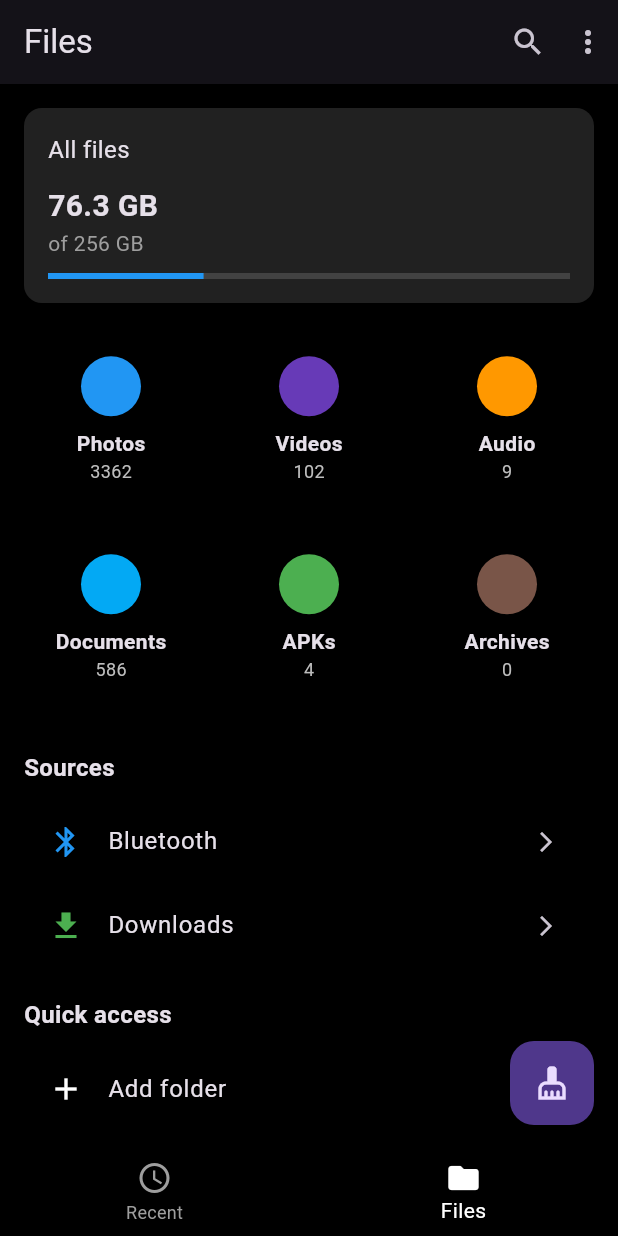
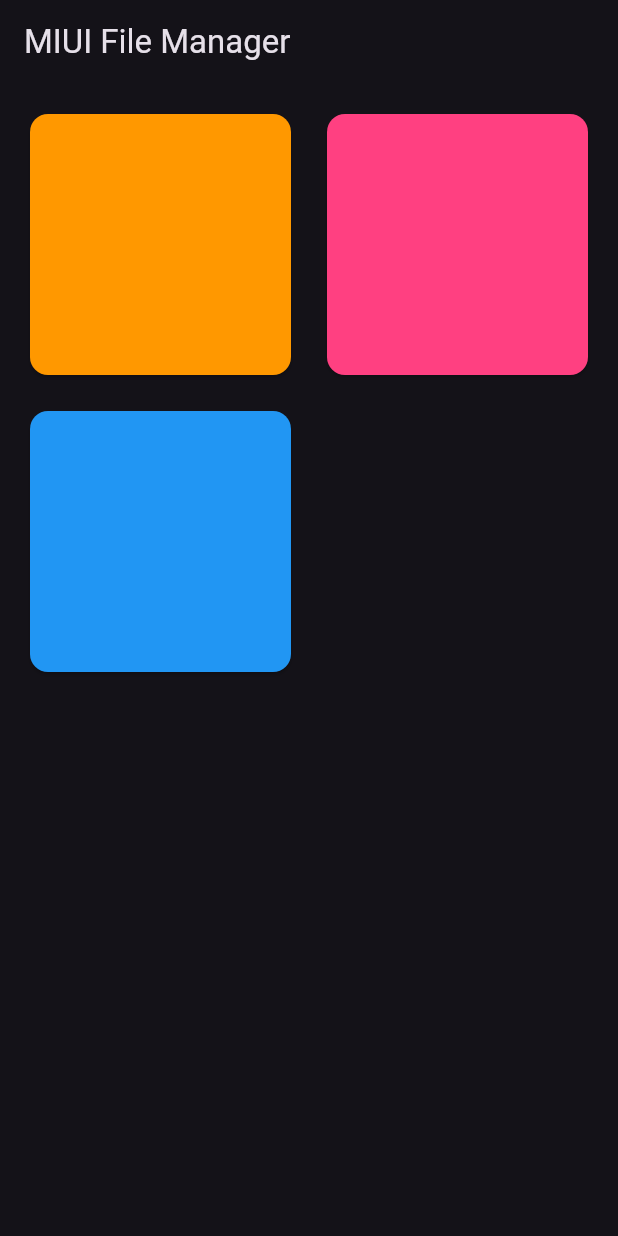
Before and after one commit to lavanya-h-s/file_manager, a Flutter app: the screen it shows after launch, on a phone screen of 412 x 824 dp. Run offline on Flutter 3.47's test engine with Material 3 defaults, Android fonts, the phone set to English and light mode, and no system bars.

Commit message:
second commit

```diff
--- /dev/null
+++ b/lib/home_screen.dart
@@ -0,0 +1,94 @@
+import 'package:flutter/material.dart';
+import '../document_screen.dart';
+import 'photos_screen.dart';
+import 'video_screen.dart';
+
+class HomeScreen extends StatelessWidget {
+  const HomeScreen({super.key});
+
+  @override
+  Widget build(BuildContext context) {
+    return Scaffold(
+      appBar: AppBar(title: const Text('MIUI File Manager')),
+      body: Padding(
+        padding: const EdgeInsets.all(16.0),
+        child: GridView.count(
+          crossAxisCount: 2,
+          crossAxisSpacing: 16,
+          mainAxisSpacing: 16,
+          children: [
+            HomeCard(
+              title: 'Documents',
+              icon: Icons.description,
+              color: Colors.orange,
+              onTap: () {
+                Navigator.push(
+                  context,
+                  MaterialPageRoute(builder: (_) => const DocumentScreen()),
+                );
+              },
+            ),
+            HomeCard(
+              title: 'Photos',
+              icon: Icons.photo,
+              color: Colors.pinkAccent,
+              onTap: () {
+                Navigator.push(
+                  context,
+                  MaterialPageRoute(builder: (_) => const PhotoScreen()),
+                );
+              },
+            ),
+            HomeCard(
+              title: 'Videos',
+              icon: Icons.videocam,
+              color: Colors.blue,
+              onTap: () {
+                Navigator.push(
+                  context,
+                  MaterialPageRoute(builder: (_) => const VideoScreen()),
+                );
+              },
+            ),
+          ],
+        ),
+      ),
+    );
+  }
+}
+
+class HomeCard extends StatelessWidget {
+  final String title;
+  final IconData icon;
+  final Color color;
+  final VoidCallback onTap;
+
+  const HomeCard({
+    super.key,
+    required this.title,
+    required this.icon,
+    required this.color,
+    required this.onTap,
+  });
+
+  @override
+  Widget build(BuildContext context) {
+    return InkWell(
+      onTap: onTap,
+      child: Card(
+        shape: RoundedRectangleBorder(borderRadius: BorderRadius.circular(12)),
+        color: color.withValues(),
+        child: Center(
+          child: Column(
+            mainAxisSize: MainAxisSize.min,
+            children: [
+              Icon(icon, size: 48, color: color),
+              const SizedBox(height: 12),
+              Text(title, style: TextStyle(fontSize: 16, color: color)),
+            ],
+          ),
+        ),
+      ),
+    );
+  }
+}
--- a/lib/main.dart
+++ b/lib/main.dart
@@ -1,22 +1,20 @@
 import 'package:flutter/material.dart';
-import 'screen1.dart';
+import 'home_screen.dart';
 
 void main() {
-  runApp(const FileManagerApp());
+  runApp(const MyApp());
 }
 
-class FileManagerApp extends StatelessWidget {
-  const FileManagerApp({super.key});
+class MyApp extends StatelessWidget {
+  const MyApp({super.key});
 
   @override
   Widget build(BuildContext context) {
     return MaterialApp(
-      title: 'File Manager',
-      theme: ThemeData.dark().copyWith(
-        scaffoldBackgroundColor: Colors.black,
-      ),
+      title: 'MIUI File Manager',
       debugShowCheckedModeBanner: false,
-      home: const FileManagerScreen(),
+      theme: ThemeData.dark(),
+      home: const HomeScreen(),
     );
   }
 }
--- a/lib/screen1.dart
+++ /dev/null
@@ -1,153 +0,0 @@
-import 'package:flutter/material.dart';
-
-class FileManagerScreen extends StatelessWidget {
-  const FileManagerScreen({super.key});
-
-  Widget buildCategory(String label, IconData icon, int count, Color color) {
-    return Column(
-      mainAxisAlignment: MainAxisAlignment.center,
-      children: [
-        CircleAvatar(
-          backgroundColor: color.withValues(),
-          child: Icon(icon, color: color),
-        ),
-        const SizedBox(height: 8),
-        Text(label, style: const TextStyle(fontWeight: FontWeight.bold)),
-        Text(
-          '$count',
-          style: TextStyle(color: Colors.grey.shade400, fontSize: 12),
-        ),
-      ],
-    );
-  }
-
-  Widget buildSource(String label, IconData icon, Color color) {
-    return ListTile(
-      leading: Icon(icon, color: color),
-      title: Text(label),
-      trailing: const Icon(Icons.arrow_forward_ios, size: 16),
-      onTap: () {}, // Define navigation or functionality here
-    );
-  }
-
-  @override
-  Widget build(BuildContext context) {
-    return Scaffold(
-      appBar: AppBar(
-        title: const Text('Files'),
-        actions: const [
-          Icon(Icons.search),
-          SizedBox(width: 16),
-          Icon(Icons.more_vert),
-          SizedBox(width: 8),
-        ],
-      ),
-      body: SingleChildScrollView(
-        padding: const EdgeInsets.all(16),
-        child: Column(
-          crossAxisAlignment: CrossAxisAlignment.start,
-          children: [
-            // Storage Info
-            Container(
-              padding: const EdgeInsets.all(16),
-              decoration: BoxDecoration(
-                color: Colors.grey.shade900,
-                borderRadius: BorderRadius.circular(12),
-              ),
-              child: Column(
-                crossAxisAlignment: CrossAxisAlignment.start,
-                children: [
-                  const Text("All files", style: TextStyle(fontSize: 16)),
-                  const SizedBox(height: 12),
-                  const Text(
-                    "76.3 GB",
-                    style: TextStyle(fontSize: 20, fontWeight: FontWeight.bold),
-                  ),
-                  const Text("of 256 GB", style: TextStyle(color: Colors.grey)),
-                  const SizedBox(height: 10),
-                  LinearProgressIndicator(
-                    value: 76.3 / 256,
-                    backgroundColor: Colors.grey.shade800,
-                    color: Colors.blue,
-                  ),
-                ],
-              ),
-            ),
-            const SizedBox(height: 20),
-
-            // Categories
-            GridView.count(
-              crossAxisCount: 3,
-              crossAxisSpacing: 16,
-              mainAxisSpacing: 16,
-              physics: const NeverScrollableScrollPhysics(),
-              shrinkWrap: true,
-              children: [
-                buildCategory("Photos", Icons.image, 3362, Colors.blue),
-                buildCategory(
-                  "Videos",
-                  Icons.video_collection,
-                  102,
-                  Colors.deepPurple,
-                ),
-                buildCategory("Audio", Icons.music_note, 9, Colors.orange),
-                buildCategory(
-                  "Documents",
-                  Icons.description,
-                  586,
-                  Colors.lightBlue,
-                ),
-                buildCategory("APKs", Icons.android, 4, Colors.green),
-                buildCategory("Archives", Icons.archive, 0, Colors.brown),
-              ],
-            ),
-            const SizedBox(height: 30),
-
-            // Sources
-            const Text(
-              "Sources",
-              style: TextStyle(fontSize: 16, fontWeight: FontWeight.bold),
-            ),
-            const SizedBox(height: 10),
-            buildSource("Bluetooth", Icons.bluetooth, Colors.blue),
-            buildSource("Downloads", Icons.download, Colors.green),
-
-            //buildSource("WhatsApp", Icons.whatsapp, Colors.greenAccent),
-            const SizedBox(height: 20),
-            const Text(
-              "Quick access",
-              style: TextStyle(fontSize: 16, fontWeight: FontWeight.bold),
-            ),
-            const SizedBox(height: 10),
-
-            // Add folder
-            ListTile(
-              leading: const Icon(Icons.add, color: Colors.white),
-              title: const Text("Add folder"),
-              onTap: () {}, // Define folder addition logic here
-            ),
-          ],
-        ),
-      ),
-      floatingActionButton: FloatingActionButton(
-        onPressed: () {
-          // Add action logic here
-        },
-        child: const Icon(Icons.cleaning_services),
-      ),
-      bottomNavigationBar: BottomNavigationBar(
-        backgroundColor: Colors.black,
-        selectedItemColor: Colors.white,
-        unselectedItemColor: Colors.grey,
-        currentIndex: 1,
-        items: const [
-          BottomNavigationBarItem(
-            icon: Icon(Icons.access_time),
-            label: 'Recent',
-          ),
-          BottomNavigationBarItem(icon: Icon(Icons.folder), label: 'Files'),
-        ],
-      ),
-    );
-  }
-}
```
Also changed, not shown: lib/document_screen.dart (added, +140 -0 lines), lib/photos_screen.dart (added, +15 -0 lines), lib/video_screen.dart (added, +15 -0 lines), lib/screen2.dart (deleted), lib/screen3.dart (deleted), lib/screen4.dart (deleted).
